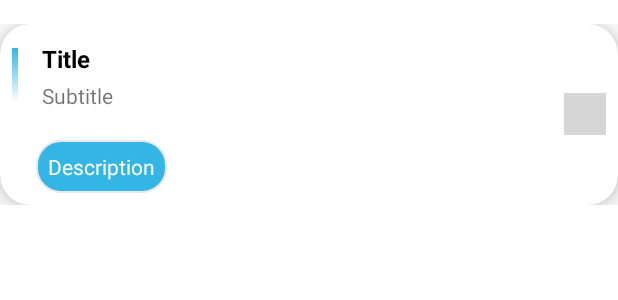
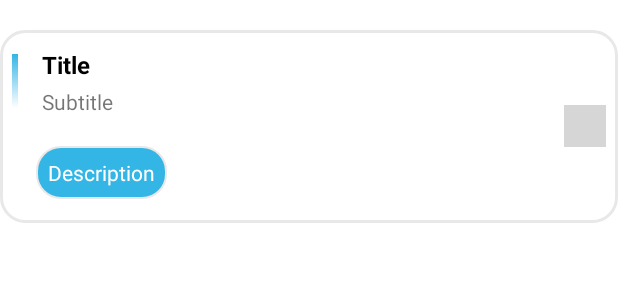
Before and after one commit to vikasmain/UxPro, an Android app: the layout list_item.xml on its own in the app's theme, with its tools: preview values and no code run, on a phone screen of 412 x 824 dp. Shown: the top 300 px of the screen. Run offline under Robolectric (Android 15) with nearby library versions, the light colour scheme and no system bars; grey boxes are pictures that could not be loaded.

```diff
--- a/app/src/main/java/com/example/uxpro/api/UxItemsResponse.kt
+++ b/app/src/main/java/com/example/uxpro/api/UxItemsResponse.kt
@@ -3,12 +3,12 @@ package com.example.uxpro.api
 import com.google.gson.annotations.SerializedName
 
 data class UxResponse(
-    @SerializedName("data") val value: List<UxItemsResponse>
+    @SerializedName("data") val data: List<UxItemsResponse>
 ) {
     data class UxItemsResponse(
         @SerializedName("description") val description: String,
         @SerializedName("title") val title: String,
         @SerializedName("subtitle") val subTitle: String,
-        @SerializedName("type") val type: String
+        @SerializedName("url") val url: String
     )
 }
--- a/app/src/main/res/drawable/gradient_background_orange.xml
+++ b/app/src/main/res/drawable/gradient_background_orange.xml
@@ -3,5 +3,5 @@
     <gradient
         android:angle="270"
         android:endColor="@android:color/white"
-        android:startColor="@android:color/holo_orange_light" />
+        android:startColor="@android:color/holo_orange_dark" />
 </shape>
--- /dev/null
+++ b/app/src/main/res/drawable/rounded_background_grey.xml
@@ -0,0 +1,6 @@
+<?xml version="1.0" encoding="UTF-8"?>
+<shape xmlns:android="http://schemas.android.com/apk/res/android">
+    <solid android:color="@android:color/white"/>
+    <stroke android:width="2dp" android:color="#e8e8e8" />
+    <corners android:radius="16dp"/>
+</shape>
--- a/app/src/main/res/layout/list_item.xml
+++ b/app/src/main/res/layout/list_item.xml
@@ -4,19 +4,14 @@
     xmlns:tools="http://schemas.android.com/tools"
     android:layout_width="match_parent"
     android:layout_height="wrap_content"
-    android:layout_marginTop="16dp">
-
-    <androidx.cardview.widget.CardView
-        android:layout_width="match_parent"
-        android:layout_height="wrap_content"
-        app:cardCornerRadius="20dp"
-        app:cardElevation="10dp"
-        app:layout_constraintStart_toStartOf="parent"
-        app:layout_constraintTop_toTopOf="parent">
+    android:layout_marginTop="20dp">
 
     <RelativeLayout
         android:layout_width="match_parent"
-            android:layout_height="wrap_content">
+        android:layout_height="wrap_content"
+        android:background="@drawable/rounded_background_grey"
+        app:layout_constraintStart_toStartOf="parent"
+        app:layout_constraintTop_toTopOf="parent">
 
         <View
             android:id="@+id/gradientBackground"
@@ -35,6 +30,7 @@
             android:layout_marginLeft="12dp"
             android:layout_marginTop="12dp"
             android:layout_toEndOf="@+id/gradientBackground"
+            android:layout_toRightOf="@+id/gradientBackground"
             android:textColor="@color/black"
             android:textSize="16sp"
             android:textStyle="bold"
@@ -50,6 +46,7 @@
             android:layout_marginTop="4dp"
             android:layout_marginBottom="8dp"
             android:layout_toEndOf="@+id/gradientBackground"
+            android:layout_toRightOf="@+id/gradientBackground"
             tools:text="Subtitle" />
 
         <TextView
@@ -60,22 +57,22 @@
             android:layout_marginStart="12dp"
             android:layout_marginLeft="12dp"
             android:layout_marginTop="12dp"
-                android:layout_marginBottom="8dp"
+            android:layout_marginBottom="16dp"
             android:layout_toEndOf="@+id/gradientBackground"
+            android:layout_toRightOf="@+id/gradientBackground"
             android:background="@drawable/rounded_background"
             android:padding="8dp"
             android:textColor="@android:color/white"
             tools:text="Description" />
 
-
         <ImageView
             android:layout_width="28dp"
             android:layout_height="28dp"
             android:layout_alignParentEnd="true"
+            android:layout_alignParentRight="true"
             android:layout_centerInParent="true"
             android:layout_marginEnd="8dp"
+            android:layout_marginRight="8dp"
             android:src="@drawable/right_arrow" />
     </RelativeLayout>
-
-    </androidx.cardview.widget.CardView>
 </androidx.constraintlayout.widget.ConstraintLayout>
```
Also changed, not shown: app/src/main/java/com/example/uxpro/view/MainActivity.kt (+6 -2 lines), app/src/main/java/com/example/uxpro/view/adapter/UxItemsAdapter.kt (+22 -3 lines), app/src/main/res/layout/activity_main.xml (+5 -5 lines). Lines whose indentation alone changed are shown as unchanged.
